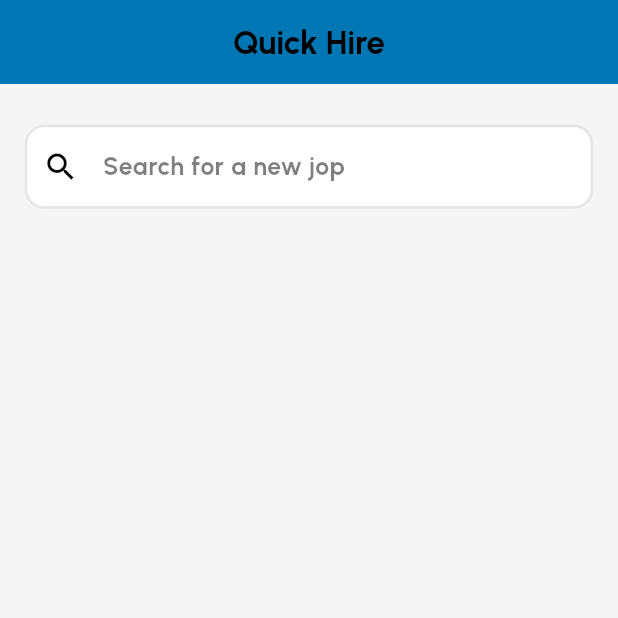
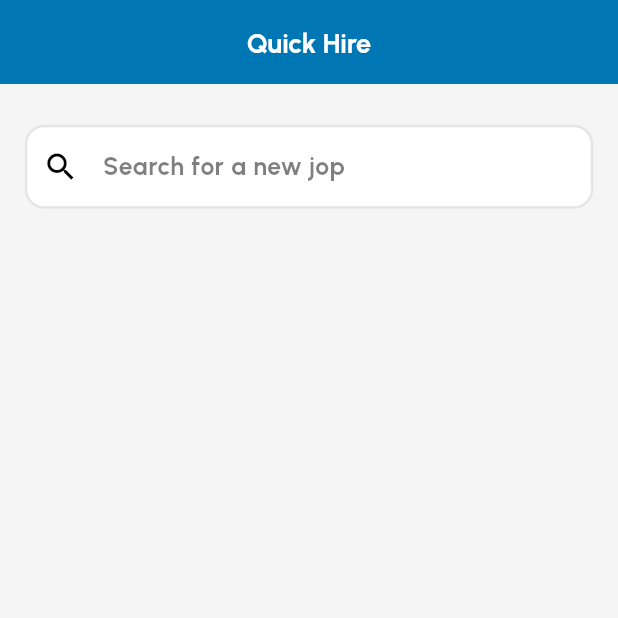
Before and after one commit to WissamAlmsalati/quick_hire_app, a Flutter app: the HomeScreen screen opened directly, on a phone screen of 412 x 824 dp, the top half of it. Run offline on Flutter 3.47's test engine with Material 3 defaults, Android fonts, the phone set to English and light mode, and no system bars; our stand-ins replace bloc, flutter_bloc, flutter_secure_storage, flutter_svg, gap, google_fonts; accounts and stored records are empty.

```diff
--- a/lib/features/HomeScreen/presentation/screen/home_screen.dart
+++ b/lib/features/HomeScreen/presentation/screen/home_screen.dart
@@ -13,7 +13,9 @@ class HomeScreen extends StatelessWidget {
       backgroundColor: AppColors.backgroundColor,
       appBar: AppBar(
         backgroundColor: AppColors.primaryColor,
-        title: Text('Quick Hire'),
+        title: Text('Quick Hire',style: Theme.of(context).textTheme.headlineLarge?.copyWith(
+          color: Colors.white,
+        ),),
         centerTitle: true,
       ),
       body: Padding(
```
